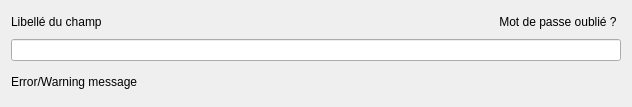
First picture: the form in src/gui/components/CustomLabeledInputPasswordField.ui, repository Lahaxe/cams-old, before the edit.
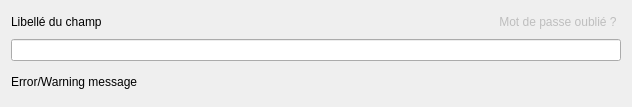
Second picture: the form after the edit.

Commit message: Mise en place d'un bouton pour reset le mot de passe Non implémenté pour le moment

```diff
--- a/src/gui/components/CustomLabeledInputPasswordField.ui
+++ b/src/gui/components/CustomLabeledInputPasswordField.ui
@@ -35,6 +35,9 @@
    </item>
    <item row="0" column="1">
     <widget class="QPushButton" name="forgetPasswordButton">
+     <property name="enabled">
+      <bool>false</bool>
+     </property>
      <property name="sizePolicy">
       <sizepolicy hsizetype="Maximum" vsizetype="Fixed">
        <horstretch>0</horstretch>
```
The commit also changes 6 other files.
